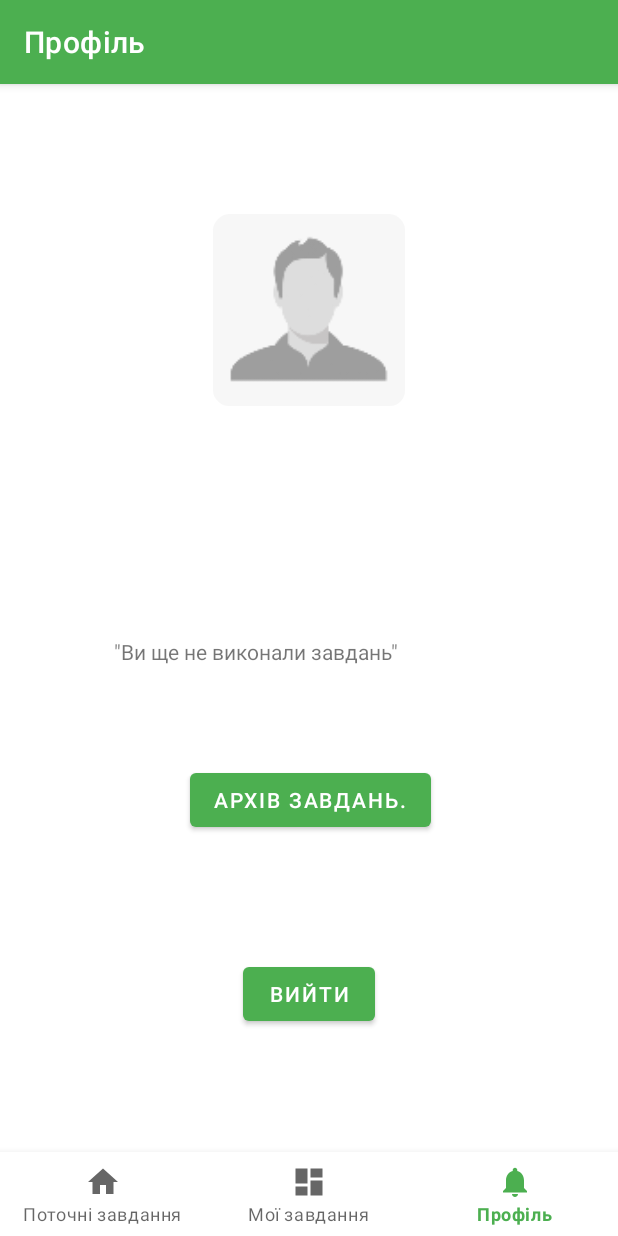
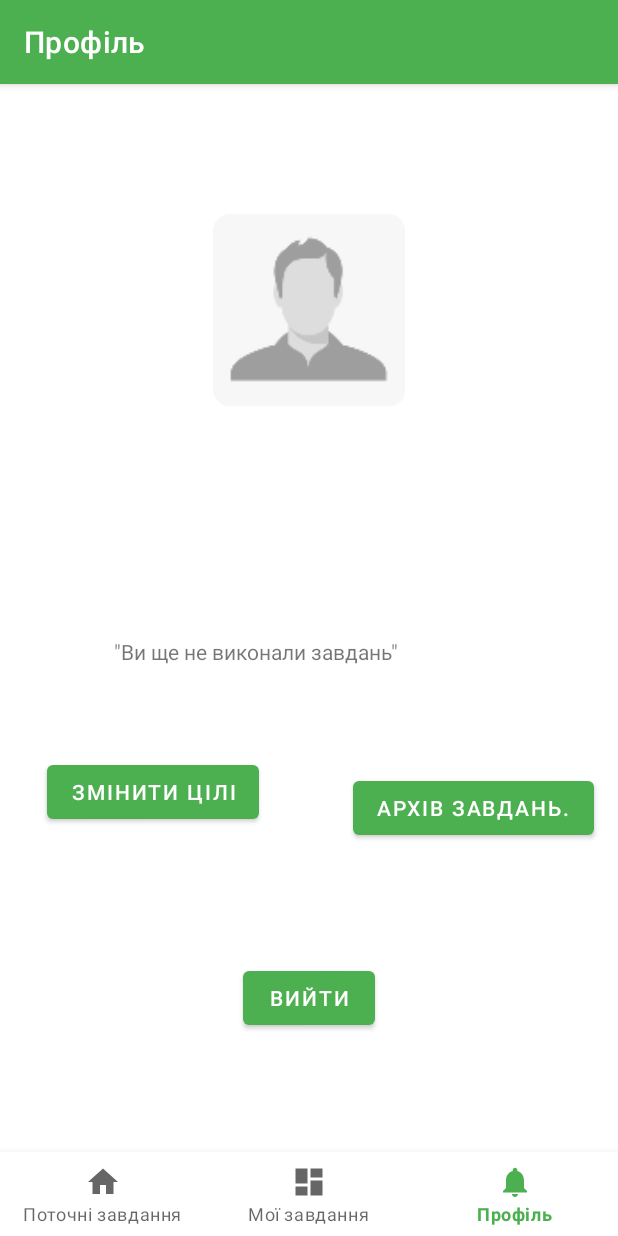
Before and after one commit to njilrem/getting-active, an Android app: the ProfileFragment screen opened through its navigation route, on a phone screen of 412 x 824 dp. Run offline under Robolectric (Android 15) with nearby library versions, the phone set to English and light mode, and no system bars; our stand-ins replace Firebase (no records; nobody signed in at launch, a user with empty details on screens opened directly), navigation-ui; libraries missing offline, so code that uses them is left out: com.firebase.ui; 2 statements that could not run were skipped.

Commit message:
preferences changed, fixed no realtime update when data set changed

```diff
--- a/app/src/main/java/com/ga/gettingactive/MainActivity.java
+++ b/app/src/main/java/com/ga/gettingactive/MainActivity.java
@@ -12,6 +12,7 @@ import com.google.android.material.bottomnavigation.BottomNavigationView;
 import com.google.firebase.auth.FirebaseAuth;
 import com.google.firebase.auth.FirebaseUser;
 import com.google.firebase.firestore.DocumentReference;
+import com.google.firebase.firestore.DocumentSnapshot;
 import com.google.firebase.firestore.SetOptions;
 
 import androidx.appcompat.app.AppCompatActivity;
@@ -22,8 +23,10 @@ import androidx.navigation.ui.NavigationUI;
 import androidx.work.PeriodicWorkRequest;
 import androidx.work.WorkManager;
 
+import java.util.ArrayList;
 import java.util.Arrays;
 import java.util.List;
+import java.util.Objects;
 import java.util.concurrent.TimeUnit;
 
 public class MainActivity extends AppCompatActivity {
@@ -64,8 +67,19 @@ public class MainActivity extends AppCompatActivity {
             DocumentReference userProfileDoc = FirestoreDB.db.document("users/" + uid);
             userProfileDoc.set(userObj, SetOptions.merge());
         }
-        Intent intent = new Intent(this, PreferencesActivity.class);
-        startActivity(intent);
+        FirestoreDB.db.collection("users").document(Objects.requireNonNull(user).getUid()).get().addOnCompleteListener(task -> {
+            if(task.isSuccessful()){
+                DocumentSnapshot userProfileDoc = task.getResult();
+                Object categoriesObj = userProfileDoc.get("categories");
+                ArrayList<Integer> categories = new ArrayList<>();
+                if(categoriesObj != null)
+                     categories = (ArrayList<Integer>) categoriesObj;
+                if(categories.isEmpty()){
+                    Intent intent = new Intent(this, PreferencesActivity.class);
+                    startActivity(intent);
+                }
+            }
+        });
     }
 
     public void createSignInIntent() {
--- a/app/src/main/java/com/ga/gettingactive/ui/profile/ProfileFragment.java
+++ b/app/src/main/java/com/ga/gettingactive/ui/profile/ProfileFragment.java
@@ -20,6 +20,7 @@ import com.ga.gettingactive.ArchiveActivity;
 import com.ga.gettingactive.FirestoreDB;
 import com.ga.gettingactive.MainActivity;
 import com.ga.gettingactive.R;
+import com.ga.gettingactive.pref.PreferencesActivity;
 import com.ga.gettingactive.tasklist.TaskAdapter;
 import com.ga.gettingactive.tasklist.TaskContainer;
 import com.ga.gettingactive.tasklist.TaskListDecorator;
@@ -53,6 +54,11 @@ public class ProfileFragment extends Fragment {
         final TextView usernameText = root.findViewById(R.id.text_username);
         final TextView progressText = root.findViewById(R.id.progress_text);
         final Button signOutButton = root.findViewById(R.id.sign_out_button);
+        final Button preferencesButton = root.findViewById(R.id.preferences_button);
+        preferencesButton.setOnClickListener( v -> {
+            Intent intent = new Intent(getActivity(), PreferencesActivity.class);
+            startActivity(intent);
+        });
         signOutButton.setOnClickListener(v -> {
             AuthUI.getInstance()
                     .signOut(requireContext())
--- a/app/src/main/res/layout/fragment_notifications.xml
+++ b/app/src/main/res/layout/fragment_notifications.xml
@@ -54,10 +54,10 @@
         android:text="@string/archive_tasks_label"
         app:layout_constraintBottom_toBottomOf="parent"
         app:layout_constraintEnd_toEndOf="parent"
-        app:layout_constraintHorizontal_bias="0.505"
+        app:layout_constraintHorizontal_bias="0.936"
         app:layout_constraintStart_toStartOf="parent"
         app:layout_constraintTop_toBottomOf="@+id/progress_text"
-        app:layout_constraintVertical_bias="0.184" />
+        app:layout_constraintVertical_bias="0.205" />
 
     <Button
         android:id="@+id/sign_out_button"
@@ -68,4 +68,17 @@
         app:layout_constraintEnd_toEndOf="parent"
         app:layout_constraintStart_toStartOf="parent"
         app:layout_constraintTop_toBottomOf="@+id/archive_button" />
+
+    <Button
+        android:id="@+id/preferences_button"
+        android:layout_width="wrap_content"
+        android:layout_height="wrap_content"
+        android:layout_marginTop="42dp"
+        android:text="@string/preferences_button_text"
+        app:layout_constraintBottom_toBottomOf="parent"
+        app:layout_constraintEnd_toStartOf="@+id/archive_button"
+        app:layout_constraintHorizontal_bias="0.333"
+        app:layout_constraintStart_toStartOf="parent"
+        app:layout_constraintTop_toBottomOf="@+id/progress_text"
+        app:layout_constraintVertical_bias="0.0" />
 </androidx.constraintlayout.widget.ConstraintLayout>
--- a/app/src/main/res/values/strings.xml
+++ b/app/src/main/res/values/strings.xml
@@ -35,4 +35,6 @@
 
     <string name="hello_first_fragment">Hello first fragment</string>
     <string name="hello_second_fragment">Hello second fragment. Arg: %1$s</string>
+    <string name="apply_button_text">Продовжити</string>
+    <string name="preferences_button_text">Змінити цілі</string>
 </resources>
```
Also changed, not shown: app/src/main/java/com/ga/gettingactive/pref/PreferencesActivity.java (+28 -18 lines), app/src/main/res/layout/activity_preferences.xml (+13 -1 lines).
